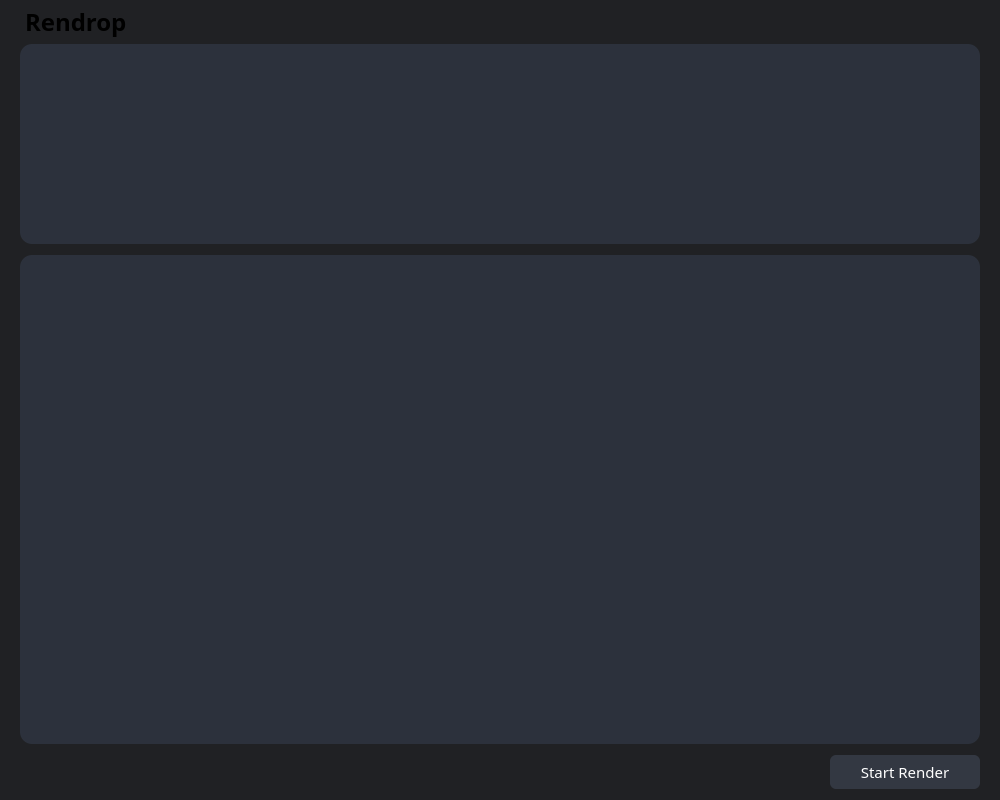
First picture: the form in ui/widget.ui, repository newo-ether/Rendrop, before the edit.
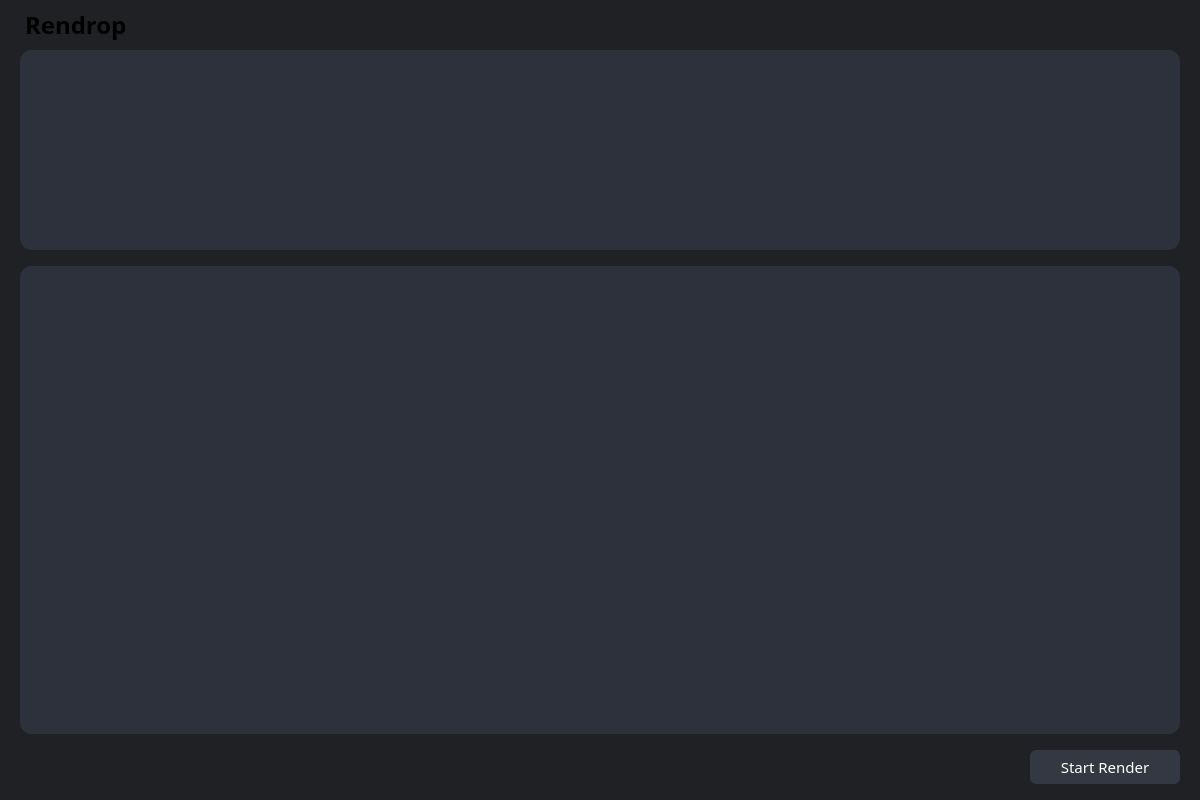
Second picture: the form after the edit. Custom widgets are drawn as their Qt base class.

The edit to the form file:
```diff
--- a/ui/widget.ui
+++ b/ui/widget.ui
@@ -6,14 +6,14 @@
    <rect>
     <x>0</x>
     <y>0</y>
-    <width>1000</width>
+    <width>1200</width>
     <height>800</height>
    </rect>
   </property>
   <property name="minimumSize">
    <size>
-    <width>500</width>
-    <height>500</height>
+    <width>800</width>
+    <height>600</height>
    </size>
   </property>
   <property name="font">
@@ -92,10 +92,10 @@
             <number>0</number>
            </property>
            <property name="topMargin">
-            <number>5</number>
+            <number>8</number>
            </property>
            <property name="bottomMargin">
-            <number>5</number>
+            <number>8</number>
            </property>
            <item>
             <widget class="QLabel" name="rendropLabel">
@@ -146,7 +146,30 @@
 	color: #E0E0E0;
 }</string>
         </property>
-        <layout class="QHBoxLayout" name="horizontalLayout_3"/>
+        <layout class="QHBoxLayout" name="horizontalLayout_3">
+         <item>
+          <layout class="QHBoxLayout" name="horizontalLayout_4">
+           <property name="leftMargin">
+            <number>20</number>
+           </property>
+           <property name="topMargin">
+            <number>20</number>
+           </property>
+           <property name="rightMargin">
+            <number>20</number>
+           </property>
+           <property name="bottomMargin">
+            <number>20</number>
+           </property>
+           <item>
+            <widget class="RingProgressBar" name="widget_2" native="true"/>
+           </item>
+           <item>
+            <widget class="RingProgressBar" name="widget_3" native="true"/>
+           </item>
+          </layout>
+         </item>
+        </layout>
        </widget>
       </item>
       <item>
@@ -160,7 +183,7 @@
         <property name="sizeHint" stdset="0">
          <size>
           <width>20</width>
-          <height>11</height>
+          <height>16</height>
          </size>
         </property>
        </spacer>
@@ -226,8 +249,8 @@
           <rect>
            <x>0</x>
            <y>0</y>
-           <width>960</width>
-           <height>488</height>
+           <width>1160</width>
+           <height>467</height>
           </rect>
          </property>
          <property name="styleSheet">
@@ -269,10 +292,10 @@
       <item>
        <layout class="QHBoxLayout" name="bottomBar">
         <property name="topMargin">
-         <number>11</number>
+         <number>16</number>
         </property>
         <property name="bottomMargin">
-         <number>11</number>
+         <number>16</number>
         </property>
         <item>
          <spacer name="bottomBarHorizontalSpacer">
@@ -341,6 +364,14 @@
    </item>
   </layout>
  </widget>
+ <customwidgets>
+  <customwidget>
+   <class>RingProgressBar</class>
+   <extends>QWidget</extends>
+   <header>ring_progress_bar.h</header>
+   <container>1</container>
+  </customwidget>
+ </customwidgets>
  <resources/>
  <connections/>
 </ui>
```
